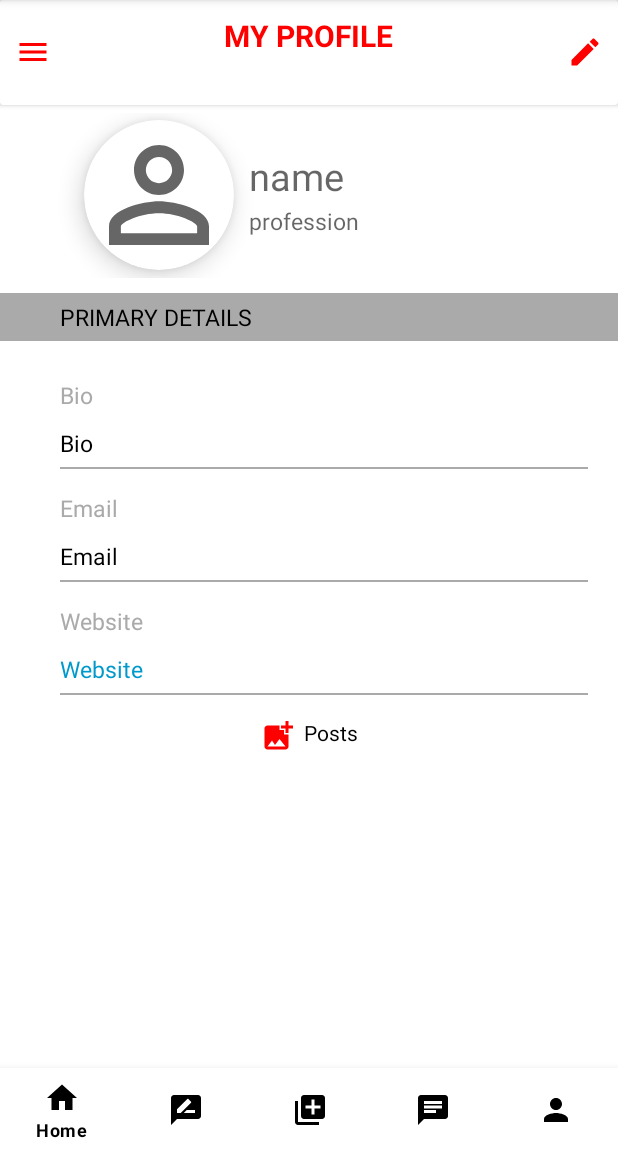
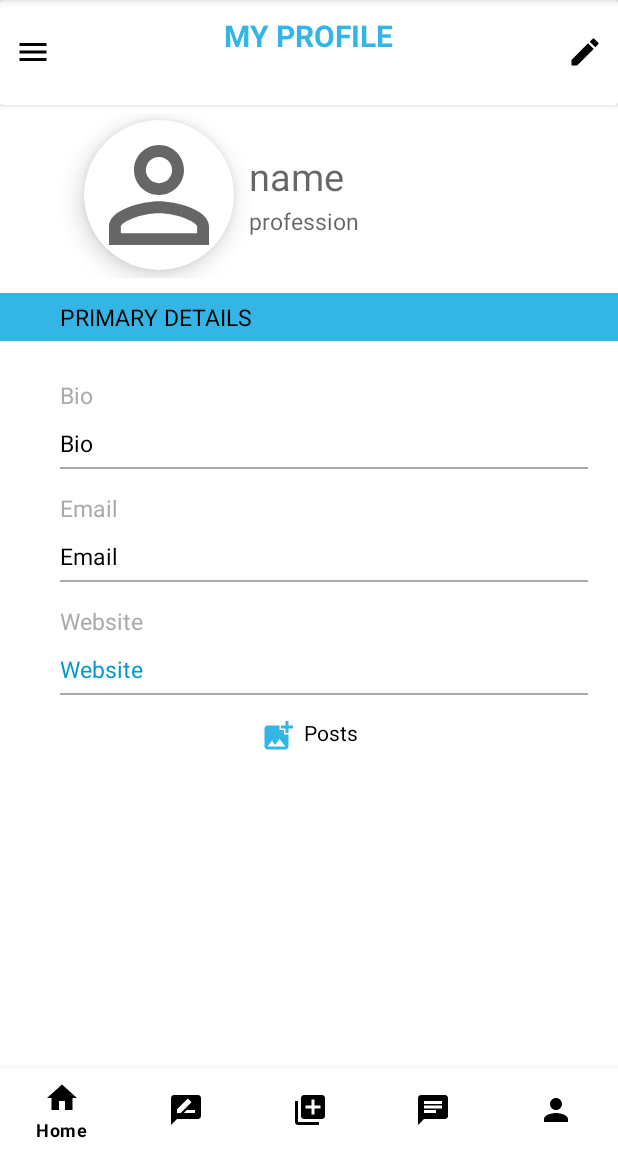
Before and after one commit to SHAANRAASTI/Daffy, an Android app: the fragment Fragment1 placed in its activity, on a phone screen of 412 x 824 dp, the part 84-1236 px from its top. Run offline under Robolectric (Android 15) with nearby library versions, the phone set to English and light mode, and no system bars; our stand-ins replace Firebase (no records; nobody signed in at launch, a user with empty details on screens opened directly), Picasso; libraries missing offline, so code that uses them is left out: com.gun0912.tedpermission, soup.neumorphism; plain views replace NeumorphCardView; pictures from the network do not load; Roboto replaces fonts that are not available here.

Commit message:
color of profile Layout & Questions Layout changed Successfully

```diff
--- a/app/build.gradle
+++ b/app/build.gradle
@@ -17,8 +17,8 @@ android {
         applicationId "com.shaan.daffy"
         minSdkVersion 24
         targetSdkVersion 29
-        versionCode 4
-        versionName "1.3"
+        versionCode 5
+        versionName "1.4"
 
         testInstrumentationRunner "androidx.test.runner.AndroidJUnitRunner"
         vectorDrawables.useSupportLibrary = true
--- a/app/src/main/res/drawable-v24/ic_baseline_add_photo_alternate_24.xml
+++ b/app/src/main/res/drawable-v24/ic_baseline_add_photo_alternate_24.xml
@@ -4,6 +4,6 @@
     android:viewportWidth="24"
     android:viewportHeight="24">
   <path
-      android:fillColor="@color/red"
+      android:fillColor="@android:color/holo_blue_light"
       android:pathData="M19,7v2.99s-1.99,0.01 -2,0L17,7h-3s0.01,-1.99 0,-2h3L17,2h2v3h3v2h-3zM16,11L16,8h-3L13,5L5,5c-1.1,0 -2,0.9 -2,2v12c0,1.1 0.9,2 2,2h12c1.1,0 2,-0.9 2,-2v-8h-3zM5,19l3,-4 2,3 3,-4 4,5L5,19z"/>
 </vector>
--- a/app/src/main/res/drawable-v24/ic_baseline_edit_24.xml
+++ b/app/src/main/res/drawable-v24/ic_baseline_edit_24.xml
@@ -4,6 +4,6 @@
     android:viewportWidth="24"
     android:viewportHeight="24">
   <path
-      android:fillColor="@color/red"
+      android:fillColor="@color/black"
       android:pathData="M3,17.25V21h3.75L17.81,9.94l-3.75,-3.75L3,17.25zM20.71,7.04c0.39,-0.39 0.39,-1.02 0,-1.41l-2.34,-2.34c-0.39,-0.39 -1.02,-0.39 -1.41,0l-1.83,1.83 3.75,3.75 1.83,-1.83z"/>
 </vector>
--- a/app/src/main/res/drawable-v24/ic_baseline_menu_24.xml
+++ b/app/src/main/res/drawable-v24/ic_baseline_menu_24.xml
@@ -4,6 +4,6 @@
     android:viewportWidth="24"
     android:viewportHeight="24">
   <path
-      android:fillColor="@color/red"
+      android:fillColor="@color/black"
       android:pathData="M3,18h18v-2L3,16v2zM3,13h18v-2L3,11v2zM3,6v2h18L21,6L3,6z"/>
 </vector>
--- a/app/src/main/res/drawable-v24/ic_baseline_turned_in_not_24.xml
+++ b/app/src/main/res/drawable-v24/ic_baseline_turned_in_not_24.xml
@@ -4,6 +4,6 @@
     android:viewportWidth="24"
     android:viewportHeight="24">
   <path
-      android:fillColor="@color/red"
+      android:fillColor="@android:color/holo_blue_light"
       android:pathData="M17,3L7,3c-1.1,0 -1.99,0.9 -1.99,2L5,21l7,-3 7,3L19,5c0,-1.1 -0.9,-2 -2,-2zM17,18l-5,-2.18L7,18L7,5h10v13z"/>
 </vector>
--- a/app/src/main/res/drawable-xxhdpi/ic_baseline_add_photo_alternate_24.xml
+++ b/app/src/main/res/drawable-xxhdpi/ic_baseline_add_photo_alternate_24.xml
@@ -4,6 +4,6 @@
     android:viewportWidth="24"
     android:viewportHeight="24">
   <path
-      android:fillColor="@color/red"
+      android:fillColor="@android:color/holo_blue_light"
       android:pathData="M19,7v2.99s-1.99,0.01 -2,0L17,7h-3s0.01,-1.99 0,-2h3L17,2h2v3h3v2h-3zM16,11L16,8h-3L13,5L5,5c-1.1,0 -2,0.9 -2,2v12c0,1.1 0.9,2 2,2h12c1.1,0 2,-0.9 2,-2v-8h-3zM5,19l3,-4 2,3 3,-4 4,5L5,19z"/>
 </vector>
--- a/app/src/main/res/drawable-xxhdpi/ic_baseline_edit_24.xml
+++ b/app/src/main/res/drawable-xxhdpi/ic_baseline_edit_24.xml
@@ -4,6 +4,6 @@
     android:viewportWidth="24"
     android:viewportHeight="24">
   <path
-      android:fillColor="@color/red"
+      android:fillColor="@color/black"
       android:pathData="M3,17.25V21h3.75L17.81,9.94l-3.75,-3.75L3,17.25zM20.71,7.04c0.39,-0.39 0.39,-1.02 0,-1.41l-2.34,-2.34c-0.39,-0.39 -1.02,-0.39 -1.41,0l-1.83,1.83 3.75,3.75 1.83,-1.83z"/>
 </vector>
--- a/app/src/main/res/drawable-xxhdpi/ic_baseline_menu_24.xml
+++ b/app/src/main/res/drawable-xxhdpi/ic_baseline_menu_24.xml
@@ -4,6 +4,6 @@
     android:viewportWidth="24"
     android:viewportHeight="24">
   <path
-      android:fillColor="@color/red"
+      android:fillColor="@color/black"
       android:pathData="M3,18h18v-2L3,16v2zM3,13h18v-2L3,11v2zM3,6v2h18L21,6L3,6z"/>
 </vector>
--- a/app/src/main/res/drawable-xxhdpi/ic_baseline_turned_in_not_24.xml
+++ b/app/src/main/res/drawable-xxhdpi/ic_baseline_turned_in_not_24.xml
@@ -4,6 +4,6 @@
     android:viewportWidth="24"
     android:viewportHeight="24">
   <path
-      android:fillColor="@color/red"
+      android:fillColor="@android:color/holo_blue_light"
       android:pathData="M17,3L7,3c-1.1,0 -1.99,0.9 -1.99,2L5,21l7,-3 7,3L19,5c0,-1.1 -0.9,-2 -2,-2zM17,18l-5,-2.18L7,18L7,5h10v13z"/>
 </vector>
--- a/app/src/main/res/layout/fragment1.xml
+++ b/app/src/main/res/layout/fragment1.xml
@@ -26,7 +26,7 @@
             android:layout_width="wrap_content"
             android:layout_height="wrap_content"
             android:text="MY PROFILE"
-            android:textColor="@color/red"
+            android:textColor="@android:color/holo_blue_light"
             android:layout_margin="10dp"
             android:textSize="20sp"
             android:layout_gravity="center_horizontal"
@@ -122,7 +122,7 @@
         android:layout_height="wrap_content"
         android:layout_marginBottom="20dp"
         android:text="PRIMARY DETAILS"
-        android:background="@android:color/darker_gray"
+        android:background="@android:color/holo_blue_light"
         android:paddingStart="40dp"
         android:padding="5dp"
         android:paddingLeft="40dp"
```
Also changed, not shown: app/src/main/res/layout/question_item.xml (+4 -4 lines), 9 other files.
